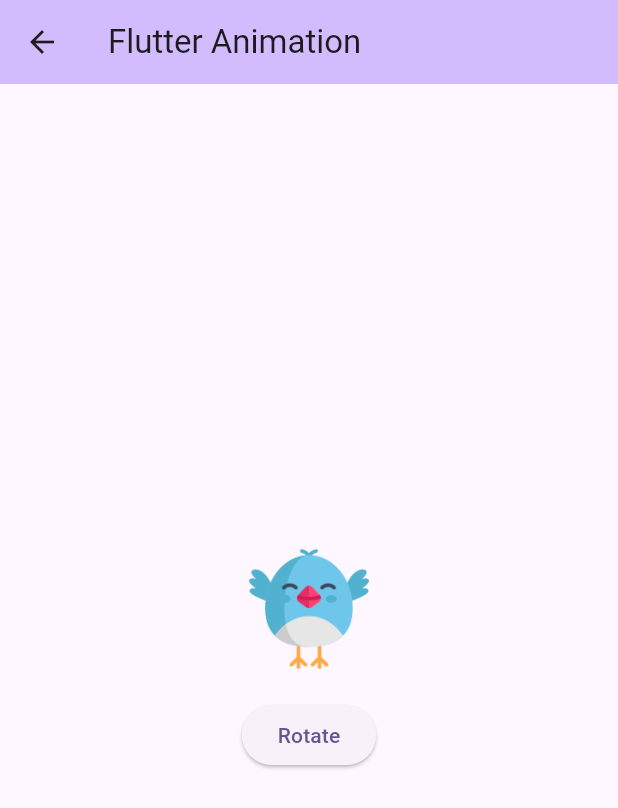
After one commit to kamran8545/flutter_animations, a Flutter app: the screen it shows after launch, after a tap on "Animated Rotation", on a phone screen of 412 x 824 dp. The commit adds this screen. Shown: the top 808 px of the screen. Run offline on Flutter 3.47's test engine with Material 3 defaults, Android fonts, the phone set to English and light mode, and no system bars.

Commit message:
completed animated rotate widget

```diff
--- a/lib/main.dart
+++ b/lib/main.dart
@@ -3,6 +3,7 @@ import 'package:flutter_animations/widgets/animated_align_widget.dart';
 import 'package:flutter_animations/widgets/animated_container_widget.dart';
 import 'package:flutter_animations/widgets/animated_opacity_widget.dart';
 import 'package:flutter_animations/widgets/animated_padding_widget.dart';
+import 'package:flutter_animations/widgets/animated_rotation_widget.dart';
 import 'package:flutter_animations/widgets/animated_scale_widget.dart';
 
 void main() {
@@ -102,6 +103,17 @@ class _MyHomePageState extends State<MyHomePage> {
               child: const Text('Animated Scale'),
             ),
             const SizedBox(height: 20,),
+            ElevatedButton(
+              onPressed: () {
+                Navigator.of(context).push(
+                  MaterialPageRoute(
+                    builder: (context) => AnimatedRotationWidget(title: widget.title),
+                  ),
+                );
+              },
+              child: const Text('Animated Rotation'),
+            ),
+            const SizedBox(height: 20,),
           ],
         ),
       ),
--- /dev/null
+++ b/lib/widgets/animated_rotation_widget.dart
@@ -0,0 +1,80 @@
+import 'package:flutter/material.dart';
+
+class AnimatedRotationWidget extends StatefulWidget {
+  const AnimatedRotationWidget({super.key, required this.title});
+
+  final String title;
+
+  @override
+  State<AnimatedRotationWidget> createState() => _AnimatedRotationWidgetState();
+}
+
+class _AnimatedRotationWidgetState extends State<AnimatedRotationWidget> {
+  double rotate = 0;
+  int currentRotation = 0;
+
+  List<double> rotations = [
+    /// Anti clock wise rotation
+    0.135,
+    0.25,
+    0.385,
+    0.5,
+    0.635,
+    0.75,
+    0.885,
+    1.0,
+    0.0,
+
+    /// Clock wise rotation
+    -0.135,
+    -0.25,
+    -0.385,
+    -0.5,
+    -0.635,
+    -0.75,
+    -0.885,
+    -1.0,
+    0.0,
+    3.0
+  ];
+
+  @override
+  Widget build(BuildContext context) {
+    return Scaffold(
+      appBar: AppBar(
+        backgroundColor: Theme.of(context).colorScheme.inversePrimary,
+        title: Text(widget.title),
+      ),
+      body: Column(
+        mainAxisAlignment: MainAxisAlignment.center,
+        children: [
+          AnimatedRotation(
+            duration: const Duration(milliseconds: 1300),
+            turns: rotate,
+            child: Image.asset(
+              'assets/icons/bird.png',
+              height: 80,
+              width: 80,
+            ),
+          ),
+          const SizedBox(
+            height: 20,
+            width: double.infinity,
+          ),
+          ElevatedButton(
+            onPressed: () {
+              setState(() {
+                rotate = rotations[currentRotation++];
+                if (currentRotation == rotations.length) {
+                  currentRotation = 0;
+                }
+                print(rotate);
+              });
+            },
+            child: const Text('Rotate'),
+          ),
+        ],
+      ),
+    );
+  }
+}
```
